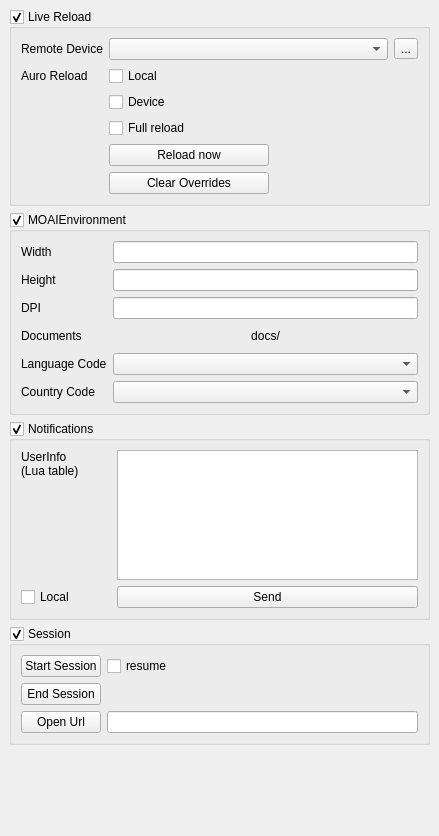
Before: the Qt Designer form editor/layout/environmentdock.ui in Vavius/moai-ide, drawn with Qt 5.
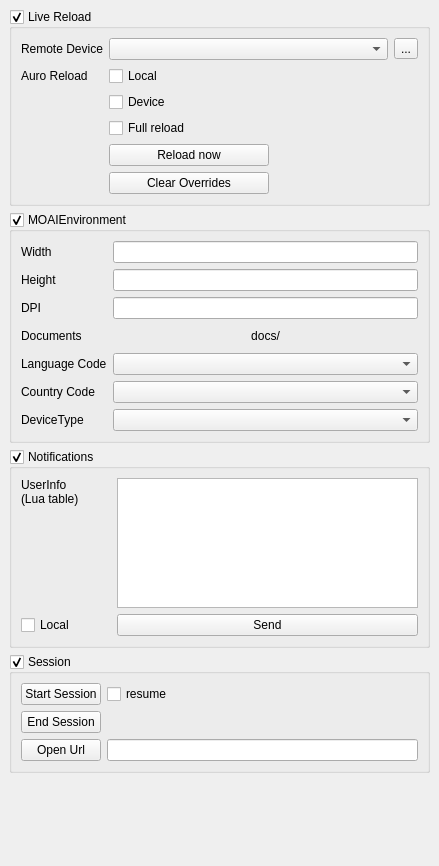
After: the same form once the commit is applied. Icons and pictures are not drawn. Custom widgets are drawn as their Qt base class.

Commit message: device type emulation switch

```diff
--- a/editor/layout/environmentdock.ui
+++ b/editor/layout/environmentdock.ui
@@ -7,7 +7,7 @@
     <x>0</x>
     <y>0</y>
     <width>439</width>
-    <height>836</height>
+    <height>866</height>
    </rect>
   </property>
   <property name="windowTitle">
@@ -272,6 +272,16 @@
        <item row="5" column="1">
         <widget class="QComboBox" name="countryBox"/>
        </item>
+       <item row="6" column="0">
+        <widget class="QLabel" name="label_9">
+         <property name="text">
+          <string>DeviceType</string>
+         </property>
+        </widget>
+       </item>
+       <item row="6" column="1">
+        <widget class="QComboBox" name="deviceBox"/>
+       </item>
       </layout>
      </widget>
     </item>
```
Left out of the diff: 93 changed lines with no effect on the pictures. The commit also changes 10 other files.
